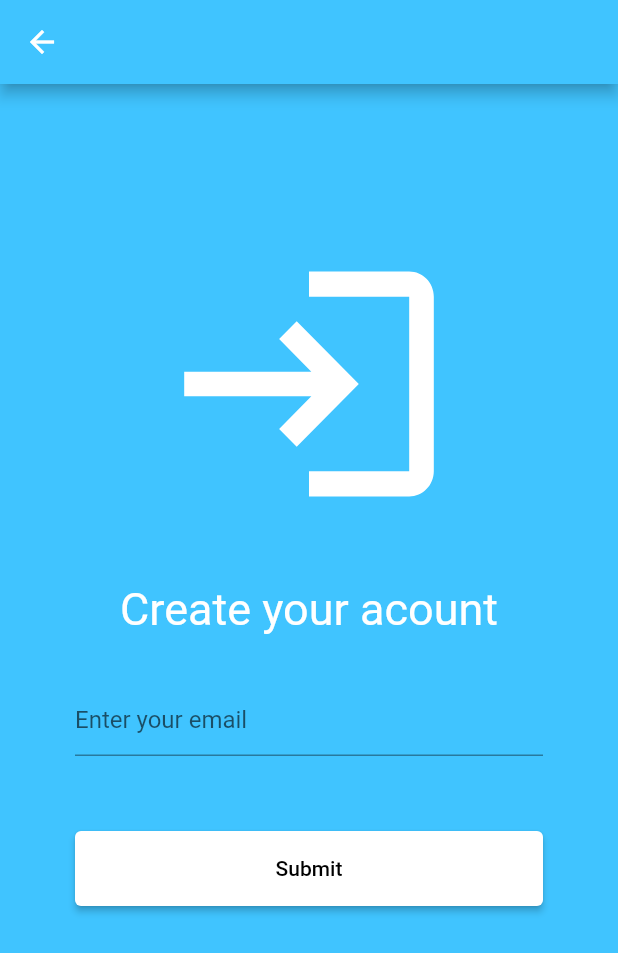
After one commit to Wizxou/projet_integration, a Flutter app: the screen it shows after launch, after a tap on "Get Started", on a phone screen of 412 x 824 dp. The commit adds this screen. Shown: the top 953 px of the screen. Run offline on Flutter 3.47's test engine with Material 2 defaults, Android fonts, the phone set to English and light mode, and no system bars.

Commit message:
19 avril main

```diff
--- a/lib/GetStarted.dart
+++ /dev/null
@@ -1,22 +0,0 @@
-import 'package:flutter/material.dart';
-
-class GetStarted extends StatelessWidget {
-
-  final String data;
-
-  GetStarted(this.data);
-
-  @override
-  Widget build(BuildContext context) {
-    return MaterialApp(
-        home: Container(
-      child: Column(
-        children: [
-          SizedBox(
-            child: Text('Where are you located'),
-          ),
-        ],
-      ),
-    ));
-  }
-}
--- /dev/null
+++ b/lib/screens/create_account.dart
@@ -0,0 +1,90 @@
+import 'package:flutter/material.dart';
+
+import 'package:projet_integration/screens/service.dart';
+
+class CreateAccount extends StatelessWidget {
+  @override
+  Widget build(BuildContext context) {
+    return MaterialApp(
+      debugShowCheckedModeBanner: false,
+      home: Scaffold(
+        appBar: AppBar(
+          backgroundColor: Colors.lightBlueAccent,
+          leading: IconButton(
+            icon: Icon(Icons.arrow_back, color: Colors.white),
+            onPressed: () => Navigator.of(context).pop(),
+          ),
+        ),
+        body: Container(
+          width: double.infinity,
+          padding: const EdgeInsets.only(top: 100, left: 50, right: 50),
+          color: Colors.lightBlueAccent,
+          child: Column(
+            mainAxisSize: MainAxisSize.max,
+            children: [
+              SizedBox(
+                child: Icon(
+                  Icons.login,
+                  color: Colors.white,
+                  size: 200,
+                ),
+              ),
+              SizedBox(
+                height: 100,
+                width: double.infinity,
+                child: Center(
+                  child: Text(
+                    'Create your acount',
+                    textAlign: TextAlign.center,
+                    style: TextStyle(
+                        color: Colors.white,
+                        decoration: TextDecoration.none,
+                        fontSize: 30),
+                  ),
+                ),
+              ),
+              SizedBox(
+                width: double.infinity,
+                child: TextFormField(
+                  decoration: const InputDecoration(
+                    hintText: 'Enter your email',
+                  ),
+                  cursorColor: Colors.white,
+                  /*
+                  validator: (String? value) {
+                    if (value == null || value.isEmpty) {
+                      return 'Please enter some text';
+                    }
+                    return null;
+                  },
+                  */
+                ),
+              ),
+              SizedBox(
+                height: 50,
+              ),
+              SizedBox(
+                width: 650,
+                height: 50,
+                child: ElevatedButton(
+                  onPressed: () => Navigator.push(
+                    context,
+                    MaterialPageRoute(
+                        builder: (BuildContext context) => Service()),
+                  ),
+                  style: ButtonStyle(
+                      backgroundColor:
+                          MaterialStateProperty.all<Color>(Colors.white)),
+                  child: Text(
+                    'Submit',
+                    style: TextStyle(color: Colors.black),
+                  ),
+                ),
+              ),
+            ],
+          ),
+        ),
+      ),
+    );
+  }
+}
--- /dev/null
+++ b/lib/screens/first_screen.dart
@@ -0,0 +1,56 @@
+import 'package:flutter/material.dart';
+
+import 'location.dart';
+import 'create_account.dart';
+
+class Firstscreen extends StatelessWidget {
+  @override
+  Widget build(BuildContext context) {
+    return MaterialApp(
+        debugShowCheckedModeBanner: false,
+        home: Container(
+          padding: const EdgeInsets.only(bottom: 50),
+          color: Colors.lightBlueAccent,
+          child: Column(
+            //crossAxisAlignment: CrossAxisAlignment.center,
+            //mainAxisSize: MainAxisSize.max,
+            mainAxisAlignment: MainAxisAlignment.end,
+            children: [
+              SizedBox(
+                width: 650,
+                height: 50,
+                child: ElevatedButton(
+                  onPressed: () => Navigator.push(
+                    context,
+                    MaterialPageRoute(
+                        builder: (BuildContext context) => CreateAccount()),
+                  ),
+                  style: ButtonStyle(
+                      backgroundColor:
+                          MaterialStateProperty.all<Color>(Colors.white)),
+                  child: Text(
+                    'Get Started',
+                    style: TextStyle(color: Colors.black),
+                  ),
+                ),
+              ),
+              SizedBox(
+                width: 650,
+                height: 50,
+                child: ElevatedButton(
+                  onPressed: null,
+                  //*** Rajouter un peu d'espace en bas ***//
+                  style: ButtonStyle(
+                      backgroundColor: MaterialStateProperty.all<Color>(
+                          Colors.lightBlueAccent)),
+                  child: Text(
+                    'Already have an account? Log in',
+                    style: TextStyle(color: Colors.white),
+                  ),
+                ),
+              ),
+            ],
+          ),
+        ));
+  }
+}
```
Also changed, not shown: lib/main.dart (+5 -52 lines), lib/route.dart (deleted, +0 -19 lines), lib/screens/ground.dart (added, +88 -0 lines), lib/screens/location.dart (added, +90 -0 lines), lib/screens/recurrence.dart (added, +102 -0 lines), lib/screens/service.dart (added, +96 -0 lines).
